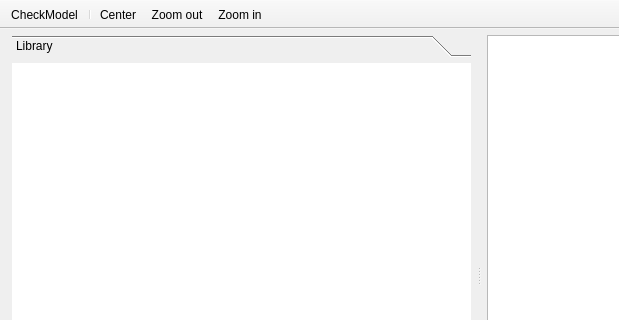
Before: the Qt Designer form src/VeraGrid/Gui/DynamicModelEditor/block_editor.ui in JordiBejarUPC/veragrid-hvdc-bipolar-pfc, drawn with Qt 5; both pictures show x 0 to 619 and y 0 to 320 of the 957 by 572 pixel window.
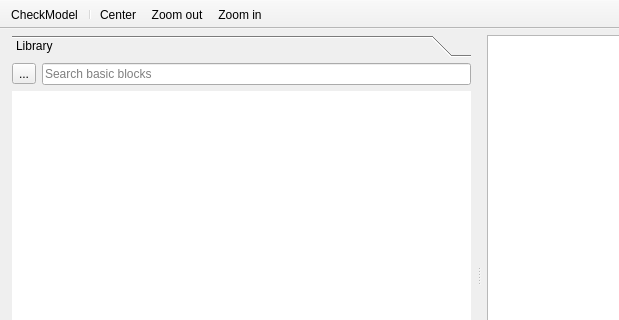
After: the same form once the commit is applied. Icons and pictures are not drawn.

Commit message: integrate basic catalog into dynamic block editor and RMS runtime

```diff
--- a/src/VeraGrid/Gui/DynamicModelEditor/block_editor.ui
+++ b/src/VeraGrid/Gui/DynamicModelEditor/block_editor.ui
@@ -95,6 +95,44 @@
                <property name="bottomMargin">
                 <number>0</number>
                </property>
+                <item>
+                 <widget class="QFrame" name="libraryHeaderFrame">
+                  <property name="frameShape">
+                   <enum>QFrame::Shape::NoFrame</enum>
+                  </property>
+                  <property name="frameShadow">
+                   <enum>QFrame::Shadow::Raised</enum>
+                  </property>
+                  <layout class="QHBoxLayout" name="horizontalLayout_5">
+                   <property name="leftMargin">
+                    <number>0</number>
+                   </property>
+                   <property name="topMargin">
+                    <number>0</number>
+                   </property>
+                   <property name="rightMargin">
+                    <number>0</number>
+                   </property>
+                   <property name="bottomMargin">
+                    <number>0</number>
+                   </property>
+                   <item>
+                    <widget class="QToolButton" name="librarySearchButton">
+                     <property name="text">
+                      <string>...</string>
+                     </property>
+                    </widget>
+                   </item>
+                   <item>
+                    <widget class="QLineEdit" name="librarySearchLineEdit">
+                     <property name="placeholderText">
+                      <string>Search basic blocks</string>
+                     </property>
+                    </widget>
+                   </item>
+                  </layout>
+                 </widget>
+                </item>
                <item>
                 <widget class="QTreeView" name="libraryTreeView">
                  <property name="frameShape">
```
Lines whose indentation alone changed are shown as unchanged. The commit also changes 569 other files.
